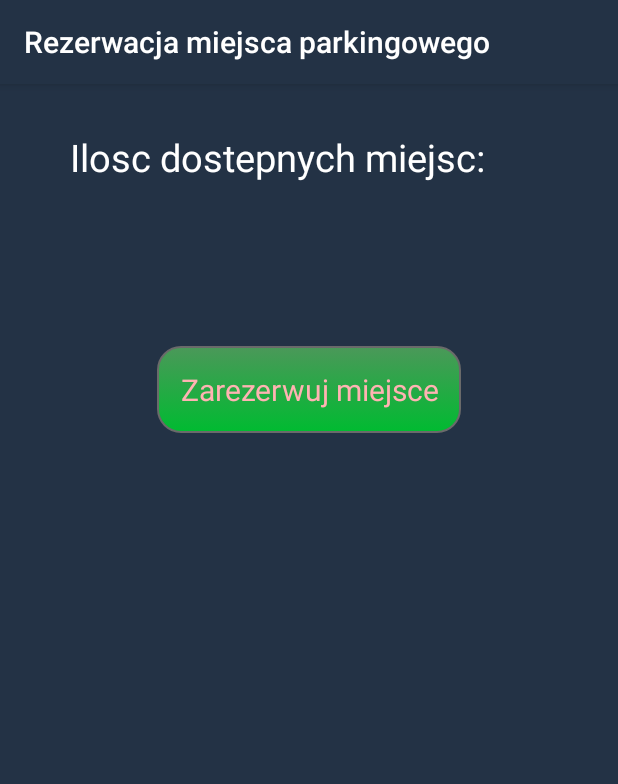
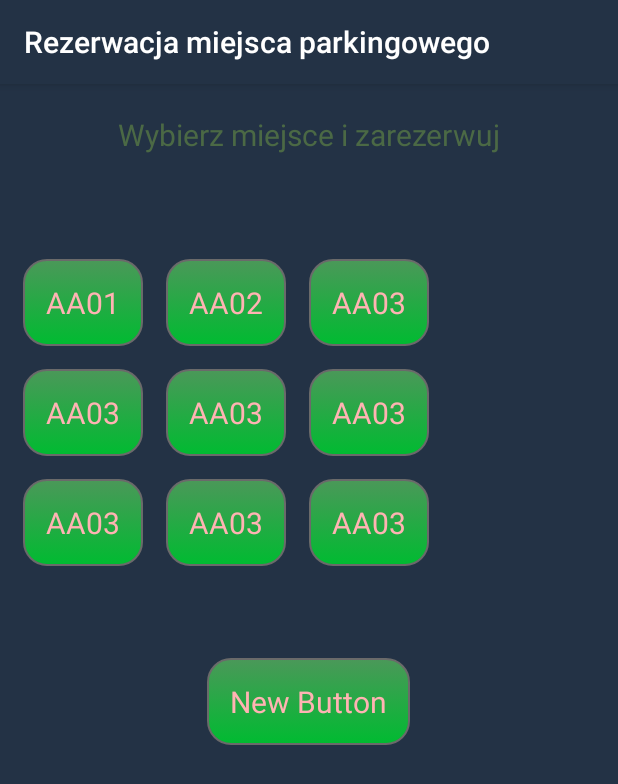
Before and after one commit to Openroads/androidMocarnyPK, an Android app: the Parking screen opened directly, with no data from a screen before it, on a phone screen of 412 x 824 dp. Shown: the top 784 px of the screen. Run offline under Robolectric (Android 15) with nearby library versions, the phone set to English and light mode, and no system bars.

Commit message:
Rezerwacja miejsc parkingowych

```diff
--- a/app/src/main/AndroidManifest.xml
+++ b/app/src/main/AndroidManifest.xml
@@ -35,7 +35,8 @@
             android:label="Kalendarz" />
         <activity
             android:name=".Parking"
-            android:label="@string/rezerwacja_label" />
+            android:label="@string/rezerwacja_label"
+            />
         <activity
             android:name=".BookRoom"
             android:label="Rezerwacja sali" />
--- a/app/src/main/java/daren/systemwewnetrznymocarnypk/Parking.java
+++ b/app/src/main/java/daren/systemwewnetrznymocarnypk/Parking.java
@@ -8,7 +8,9 @@ import android.util.Log;
 import android.view.View;
 import android.widget.Button;
 import android.widget.TextView;
+import android.widget.Toast;
 
+import org.json.JSONArray;
 import org.json.JSONObject;
 
 import java.io.BufferedInputStream;
@@ -18,32 +20,55 @@ import java.io.InputStream;
 import java.io.InputStreamReader;
 import java.net.URL;
 import java.net.URLConnection;
+import java.util.ArrayList;
+import java.util.HashMap;
 import java.util.Random;
 
 public class Parking extends AppCompatActivity {
   // TextView textView2 = (TextView) findViewById(R.id.textView2);
     String[] s = {"1","2","13", "34" ,"25","0", "19"};
+    final String add_url ="http://192.168.1.150:8000/api/rest/v1/parkspots/66b5f696-e01c-46f0-a55f-16b393f6ea84/";
+    HashMap<String,String> ars = new HashMap<String,String>();
+    Button[] button=new Button[10];
     @Override
     protected void onCreate(Bundle savedInstanceState) {
         super.onCreate(savedInstanceState);
-        setContentView(R.layout.activity_parking);
-      final   TextView text2 = (TextView) findViewById(R.id.text2);
+        setContentView(R.layout.parking);
+        new WebServiceHandler()
+                .execute(add_url);
 
-        Button button ;
-        new WebServiceHandler()
-                .execute("http//192.168.1.150:8000/api/rest/v1/parkspots/66b5f696-e01c-46f0-a55f-16b393f6ea84/1/take");
+      // button = new Button[ars.size()];
+        button[0] = ((Button) findViewById(R.id.button4));
+        button[1] = ((Button) findViewById(R.id.button5));
+        button[2] = ((Button) findViewById(R.id.button6));
+        button[3] = ((Button) findViewById(R.id.button7));
+        button[4] = ((Button) findViewById(R.id.button8));
+        button[5] = ((Button) findViewById(R.id.button9));
+        button[6] = ((Button) findViewById(R.id.button10));
+        button[7] = ((Button) findViewById(R.id.button11));
+        button[8] = ((Button) findViewById(R.id.button12));
+        button[9] = ((Button) findViewById(R.id.button13));
+        int miejsca = ars.size();
 
-        button= ((Button) findViewById(R.id.button3));
+        for(int i =0;i<button.length;i++)
+        {
+            buttonListener(i,button[i]);
+        }
 
-
-       button.setOnClickListener(new View.OnClickListener() {
-        @Override
-        public void onClick(View view) {
-
-            text2.setText("Zarezerwowano miejsce parkingowe nr 1!");
-        }
-    });
   }
+    public void buttonListener(final int i, Button b )
+    {
+        final String[] add_urls = new String[1];
+        b.setOnClickListener(new View.OnClickListener() {
+            @Override
+            public void onClick(View v) {
+                add_urls[0] = add_url+String.valueOf(i)+"/take/";
+                new WebServiceHandler()
+                        .execute(add_urls[0]);
+                Toast.makeText(Parking.this, "Zarezerwowano", Toast.LENGTH_SHORT).show();
+            }
+        });
+    }
 
     class WebServiceHandler extends AsyncTask<String, Void, String> {
 
@@ -66,7 +91,8 @@ public class Parking extends AppCompatActivity {
 
                 try {
                     // zakładamy, że jest tylko jeden URL
-                    URL url = new URL("http://192.168.1.150:8000/api/rest/v1/parkspots/66b5f696-e01c-46f0-a55f-16b393f6ea84/1/take");
+                    URL url = new URL(urls[0]);
+
                     URLConnection connection = url.openConnection();
 
                     // pobranie danych do InputStream
@@ -84,22 +110,23 @@ public class Parking extends AppCompatActivity {
                 }
 
             }
-
-            // metoda wykonuje się po zakończeniu metody głównej,
-            // której wynik będzie przekazany;
-            // w tej metodzie mamy dostęp do UI
             @Override
             protected void onPostExecute(String result) {
-
                 // chowamy okno dialogowe
                 dialog.dismiss();
-
                 try {
                     // reprezentacja obiektu JSON w Javie
                     JSONObject json = new JSONObject(result);
-
+                    JSONArray jsonArray = json.optJSONArray("data");
                     // pobranie pól obiektu JSON i wyświetlenie ich na ekranie
-
+                        Log.d("AAAAAAAAAAAA",String.valueOf(jsonArray.length()));
+                    for(int i=0; i < jsonArray.length(); i++){
+                        JSONObject obj = jsonArray.getJSONObject(i);
+                        button[i].setText(obj.optString("location"));
+                        ars.put("spot",obj.optString("spot"));
+                        ars.put("id",obj.optString("id"));
+                        ars.put("location",obj.optString("location"));
+                    }
                     if(!json.optString("Status").equals("OK"))
                     ((TextView) findViewById(R.id.fortuneText)).setText("Jest dostępne  miejsce nr: 1");
                     else
@@ -109,8 +136,6 @@ public class Parking extends AppCompatActivity {
                     Log.d(MainActivity.class.getSimpleName(), e.toString());
                 }
             }
-
-
         // konwersja z InputStream do String
      private  String streamToString(InputStream  is)
        {
@@ -133,5 +158,4 @@ public class Parking extends AppCompatActivity {
 
         return stringBuilder.toString();
     }
-
 }}
--- a/app/src/main/java/daren/systemwewnetrznymocarnypk/Vouchers.java
+++ b/app/src/main/java/daren/systemwewnetrznymocarnypk/Vouchers.java
@@ -112,8 +112,6 @@ public class Vouchers extends AppCompatActivity {
 
 
 
-
-
             } catch (Exception e) {
                 // obsłuż wyjątek
                 Log.d(MainActivity.class.getSimpleName(), e.toString());
--- /dev/null
+++ b/app/src/main/res/layout/parking.xml
@@ -0,0 +1,100 @@
+<?xml version="1.0" encoding="utf-8"?>
+<RelativeLayout xmlns:android="http://schemas.android.com/apk/res/android"
+    android:layout_height="match_parent"  android:layout_width="match_parent">
+
+    <TextView
+        android:layout_width="wrap_content"
+        android:layout_height="wrap_content"
+        android:layout_centerHorizontal="true"
+        android:layout_marginTop="20dp"
+        android:textSize="20sp"
+        android:text="@string/wybierz_miejsce_i_zarezerwuj"
+        android:id="@+id/textView4" />
+
+    <GridLayout
+        android:orientation="horizontal"
+        android:layout_width="match_parent"
+        android:columnCount="3"
+        android:rowCount="3"
+        android:layout_height="wrap_content"
+        android:layout_marginTop="54dp"
+        android:id="@+id/gridLayout"
+        android:layout_below="@+id/textView4"
+        android:layout_alignParentStart="true">
+
+    <Button
+        android:layout_width="wrap_content"
+        android:layout_height="wrap_content"
+        android:layout_marginLeft="15dp"
+        android:layout_marginTop="15dp"
+        android:text="AA01"
+        android:id="@+id/button4" />
+    <Button
+        android:layout_width="wrap_content"
+        android:layout_height="wrap_content"
+        android:layout_marginLeft="15dp"
+        android:layout_marginTop="15dp"
+        android:text="AA02"
+        android:id="@+id/button5" />
+    <Button
+        android:layout_width="wrap_content"
+        android:layout_height="wrap_content"
+        android:layout_marginTop="15dp"
+        android:layout_marginLeft="15dp"
+        android:text="AA03"
+        android:id="@+id/button6" />
+    <Button
+        android:layout_width="wrap_content"
+        android:layout_height="wrap_content"
+        android:layout_marginTop="15dp"
+        android:layout_marginLeft="15dp"
+        android:text="AA03"
+        android:id="@+id/button7" />
+    <Button
+        android:layout_width="wrap_content"
+        android:layout_height="wrap_content"
+        android:layout_marginTop="15dp"
+        android:layout_marginLeft="15dp"
+        android:text="AA03"
+        android:id="@+id/button8" />
+    <Button
+        android:layout_width="wrap_content"
+        android:layout_height="wrap_content"
+        android:layout_marginTop="15dp"
+        android:layout_marginLeft="15dp"
+        android:text="AA03"
+        android:id="@+id/button9" />
+    <Button
+        android:layout_width="wrap_content"
+        android:layout_height="wrap_content"
+        android:layout_marginTop="15dp"
+        android:layout_marginLeft="15dp"
+        android:text="AA03"
+        android:id="@+id/button10" />
+    <Button
+        android:layout_width="wrap_content"
+        android:layout_height="wrap_content"
+        android:layout_marginTop="15dp"
+        android:layout_marginLeft="15dp"
+        android:text="AA03"
+        android:id="@+id/button11" />
+    <Button
+        android:layout_width="wrap_content"
+        android:layout_height="wrap_content"
+        android:layout_marginTop="15dp"
+        android:layout_marginLeft="15dp"
+        android:text="AA03"
+        android:id="@+id/button12" />
+
+</GridLayout>
+
+    <Button
+        android:layout_width="wrap_content"
+        android:layout_height="wrap_content"
+        android:layout_marginTop="61dp"
+        android:text="New Button"
+        android:id="@+id/button13"
+        android:layout_below="@+id/gridLayout"
+        android:layout_centerHorizontal="true" />
+
+</RelativeLayout>
--- a/app/src/main/res/values/colors.xml
+++ b/app/src/main/res/values/colors.xml
@@ -3,5 +3,6 @@
     <color name="colorPrimary">#3F51B5</color>
     <color name="colorPrimaryDark">#303F9F</color>
     <color name="background">#233245</color>
+    <color name="text">#233245 </color>
     <color name="colorAccent">#FF4081</color>
 </resources>
--- a/app/src/main/res/values/strings.xml
+++ b/app/src/main/res/values/strings.xml
@@ -31,4 +31,5 @@
     <string name="book">Zarezerwuj</string>
     <string name="rezerwacja_label">Rezerwacja miejsca parkingowego</string>
     <string name="dost_sale">Dostępne sale konferencyjne:</string>
+    <string name="wybierz_miejsce_i_zarezerwuj">Wybierz miejsce i zarezerwuj</string>
 </resources>
--- a/app/src/main/res/values/styles.xml
+++ b/app/src/main/res/values/styles.xml
@@ -11,6 +11,7 @@
         <!--<item name="android:windowBackground">@drawable/theme_background</item>-->
         <item name="android:buttonStyle">@style/app_button</item>
         <item name="buttonStyle">@style/app_button</item>
+        <item name="android:textColor">#4b6945</item>
     </style>
 
     <style name="app_button" parent="@android:style/Widget.Button">
```
